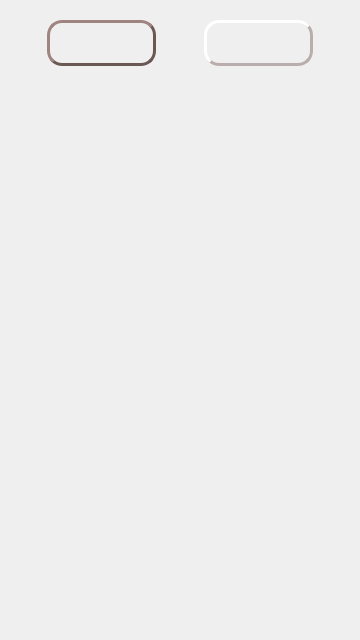
Before: the Qt Designer form mainwindow.ui in jpretzel/notes, drawn with Qt 5.
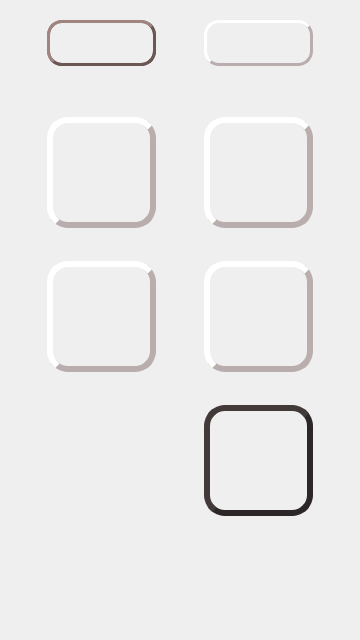
After: the same form once the commit is applied. Icons and pictures are not drawn.

```diff
--- a/mainwindow.ui
+++ b/mainwindow.ui
@@ -168,7 +168,7 @@
       <x>0</x>
       <y>0</y>
       <width>360</width>
-      <height>0</height>
+      <height>640</height>
      </rect>
     </property>
     <property name="minimumSize">
```
Left out of the diff: 5 changed lines with no effect on the pictures.
